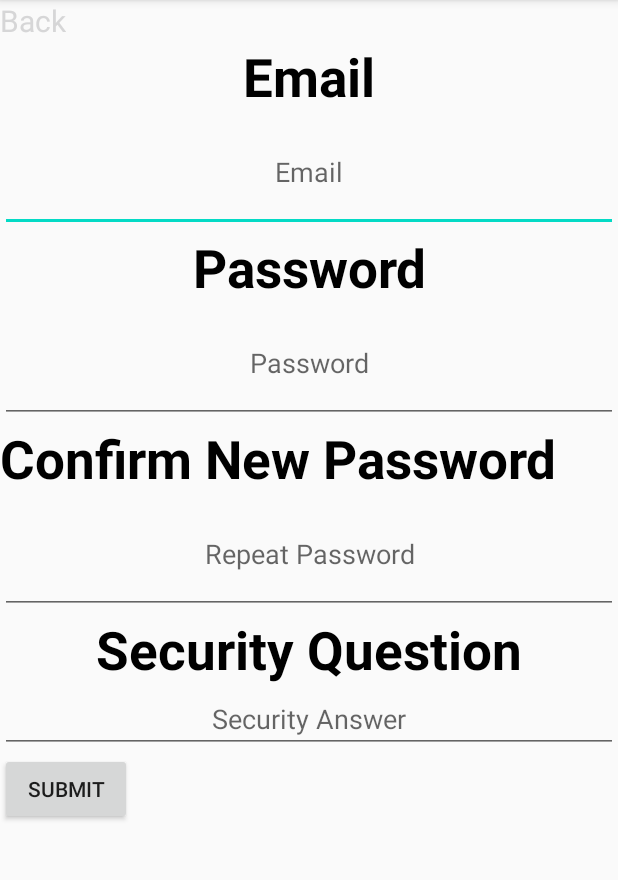
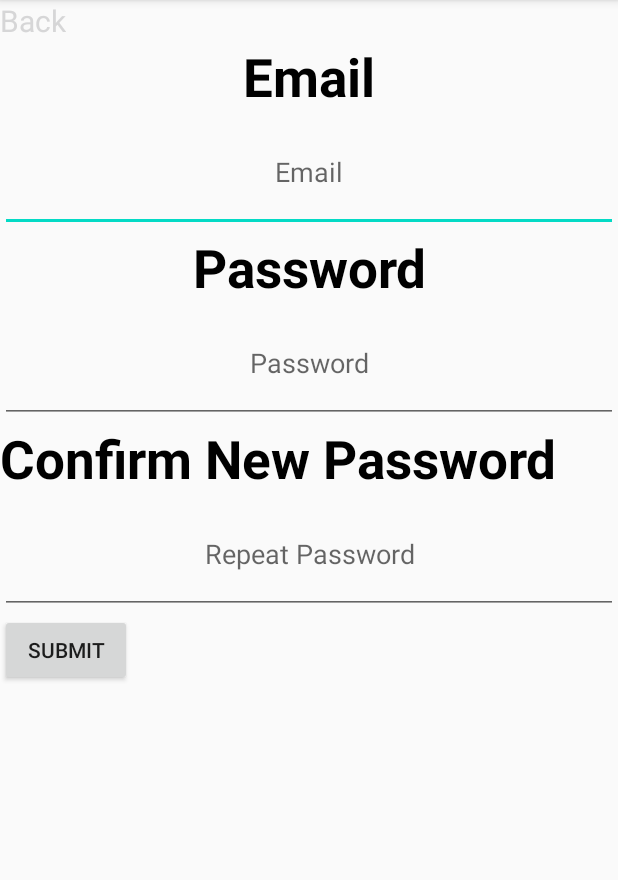
Before and after one commit to andrewgregersen/ExpenseAdvisor, an Android app: the screen it shows after launch (NewAccount), after a tap on "REGISTER NEW ACCOUNT", on a phone screen of 412 x 824 dp, the part 84-964 px from its top. Run offline under Robolectric (Android 15) with nearby library versions, the phone set to English and light mode, and no system bars; our stand-ins replace Firebase (no records; nobody signed in at launch, a user with empty details on screens opened directly).

Commit message:
Slight Optimization and Organization
Removed some buttons that we are not going to implement. Added a button to skip the sign in proccess for now just to get to the main page to start work there. Debugging Google and email login, SHA-1 and API exception errors are the main problem here, something that can be sorted out as we go along. Implementation basically finished.

```diff
--- a/LoginImplenetation/app/src/main/java/com/example/loginimplenetation/LoggedInActivity.kt
+++ b/LoginImplenetation/app/src/main/java/com/example/loginimplenetation/LoggedInActivity.kt
@@ -24,10 +24,6 @@ class LoggedInActivity: AppCompatActivity(){
         setContentView(R.layout.logged_activity)
     }
 
-    override fun onCreate(savedInstance: Bundle?) {
-        super.onCreate(savedInstance)
-    }
-
     private fun getCurrentUser(mUser: FirebaseUser?){
         if(mUser != null){
             var name = mUser.displayName
@@ -40,7 +36,7 @@ class LoggedInActivity: AppCompatActivity(){
         finish()
     }
 
-    public fun getView(): ConstraintLayout {
+    fun getView(): ConstraintLayout {
         return binding.root
     }
 
--- a/LoginImplenetation/app/src/main/java/com/example/loginimplenetation/MainActivity.kt
+++ b/LoginImplenetation/app/src/main/java/com/example/loginimplenetation/MainActivity.kt
@@ -25,7 +25,7 @@ import com.google.firebase.ktx.Firebase
 class MainActivity: AppCompatActivity() {
 
 
-    final val Extra_Message_1 = "com.example.loginimplenetation.NewAccount"
+    val Extra_Message_1 = "com.example.loginimplenetation.NewAccount"
     private lateinit var auth: FirebaseAuth
     private lateinit var mGoogleSignInClient: GoogleSignInClient
     private lateinit var binding: ActivityMainBinding
@@ -54,7 +54,7 @@ class MainActivity: AppCompatActivity() {
         var view = binding.root
         setContentView(view)
         var gso =
-            GoogleSignInOptions.Builder(GoogleSignInOptions.DEFAULT_SIGN_IN).requestEmail().build()
+            GoogleSignInOptions.Builder(GoogleSignInOptions.DEFAULT_SIGN_IN).requestId().requestEmail().build()
         mGoogleSignInClient = GoogleSignIn.getClient(this, gso)
         auth = Firebase.auth
 
@@ -84,6 +84,12 @@ class MainActivity: AppCompatActivity() {
             val intent = Intent(this, NewAccount::class.java).apply{
                 putExtra(Extra_Message_1,"do it")
             }
+            startActivity(intent)
+        }
+
+        val nextScreen = findViewById<Button>(binding.skip.id)
+        nextScreen.setOnClickListener {
+            val intent = Intent(this, LoggedInActivity::class.java)
             startActivity(intent)
         }
 
@@ -135,7 +141,6 @@ class MainActivity: AppCompatActivity() {
 
 override fun onActivityResult(requestCode: Int, resultCode: Int, data: Intent?){
         super.onActivityResult(requestCode, resultCode, data)
-
         if(requestCode == RC_SIGN_IN){
             val task = GoogleSignIn.getSignedInAccountFromIntent(data)
             try{
--- a/LoginImplenetation/app/src/main/res/layout/new_account_activity.xml
+++ b/LoginImplenetation/app/src/main/res/layout/new_account_activity.xml
@@ -82,27 +82,6 @@
             android:inputType="textPassword"
             android:hint="@string/repeat_password"
             android:autofillHints="" />
-        <TextView
-            android:layout_width="match_parent"
-            android:layout_height="wrap_content"
-            android:text="@string/security_question"
-            android:gravity="center"
-            android:textSize = "16pt"
-            android:textColor="@color/text"
-            android:textStyle="bold"/>
-        <ExpandableListView
-            android:layout_width="match_parent"
-            android:layout_height="wrap_content"
-            android:id="@+id/list"
-            />
-
-        <EditText
-            android:id="@+id/secanswer"
-            android:layout_width="match_parent"
-            android:layout_height="wrap_content"
-            android:gravity = "center"
-            android:hint = "Security Answer"
-            />
 
         <Button
             android:id="@+id/submit_button"
```
Also changed, not shown: LoginImplenetation/app/src/main/res/layout/activity_main.xml (+10 -16 lines).
